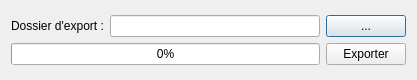
Qt form src/gui/ui/export.ui (hytechimaging/sammo-boat) before a commit.
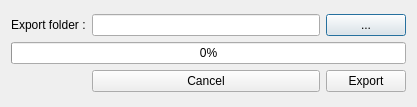
The same form after that commit.

Commit message: fix on merge and settings dialog

```diff
--- a/src/gui/ui/export.ui
+++ b/src/gui/ui/export.ui
@@ -7,7 +7,7 @@
     <x>0</x>
     <y>0</y>
     <width>417</width>
-    <height>80</height>
+    <height>107</height>
    </rect>
   </property>
   <property name="windowTitle">
@@ -16,24 +16,14 @@
   <layout class="QVBoxLayout" name="verticalLayout">
    <item>
     <layout class="QGridLayout" name="gridLayout">
-     <item row="0" column="0">
-      <widget class="QLabel" name="label">
-       <property name="text">
-        <string>Dossier d'export :</string>
-       </property>
-      </widget>
-     </item>
-     <item row="0" column="1">
-      <widget class="QLineEdit" name="saveFolderEdit"/>
-     </item>
-     <item row="0" column="2">
+     <item row="1" column="2">
       <widget class="QPushButton" name="searchDirButton">
        <property name="text">
         <string>...</string>
        </property>
       </widget>
      </item>
-     <item row="1" column="0" colspan="2">
+     <item row="3" column="0" colspan="3">
       <widget class="QProgressBar" name="progressBar">
        <property name="value">
         <number>0</number>
@@ -46,10 +36,27 @@
        </property>
       </widget>
      </item>
-     <item row="1" column="2">
+     <item row="1" column="1">
+      <widget class="QLineEdit" name="saveFolderEdit"/>
+     </item>
+     <item row="1" column="0">
+      <widget class="QLabel" name="label">
+       <property name="text">
+        <string>Export folder :</string>
+       </property>
+      </widget>
+     </item>
+     <item row="6" column="2">
       <widget class="QPushButton" name="exportButton">
        <property name="text">
-        <string>Exporter</string>
+        <string>Export</string>
+       </property>
+      </widget>
+     </item>
+     <item row="6" column="1">
+      <widget class="QPushButton" name="cancelButton">
+       <property name="text">
+        <string>Cancel</string>
        </property>
       </widget>
      </item>
```
The commit also changes 4 other files.
